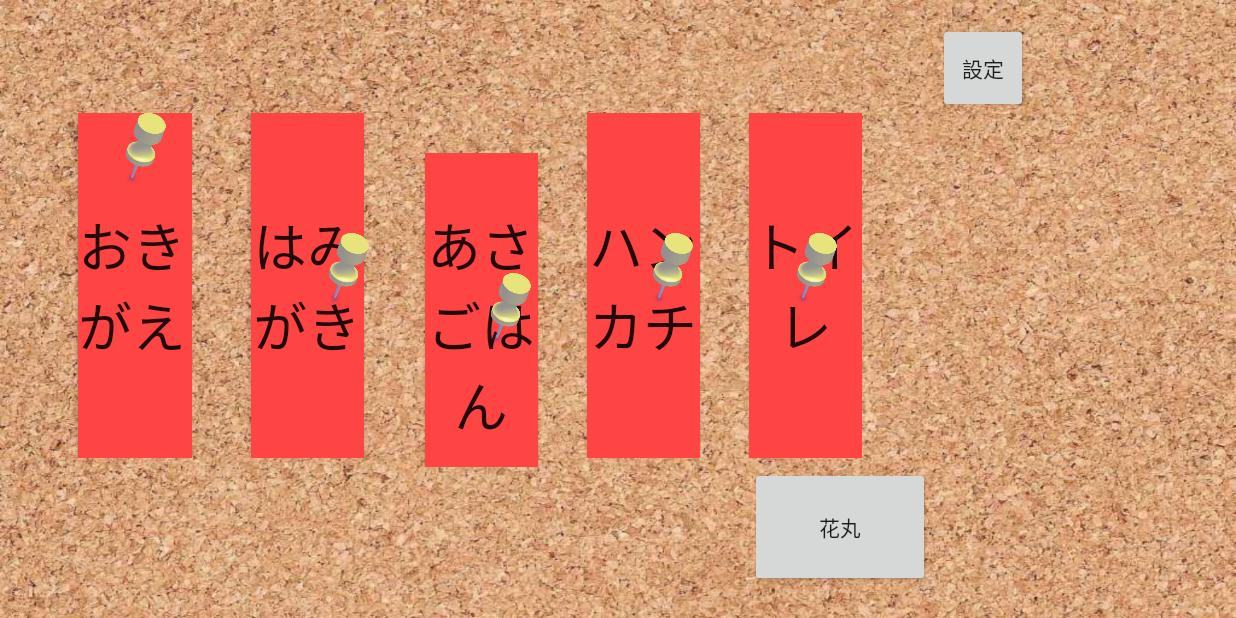
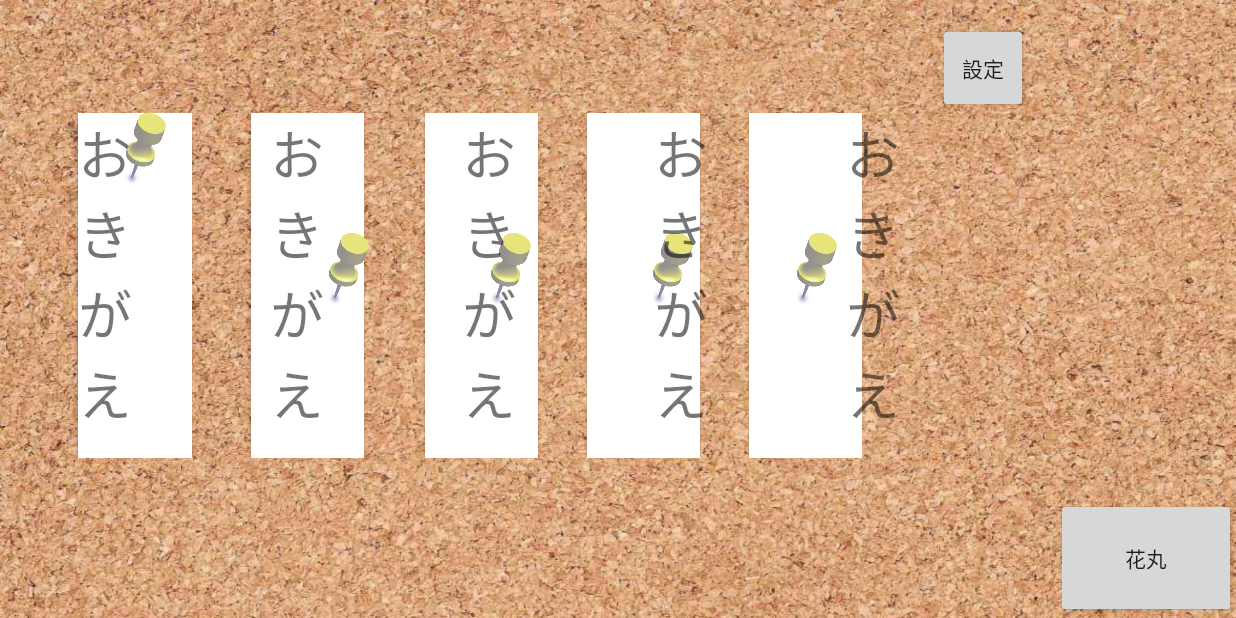
Before and after one commit to DaddyPool/DaddyBoard, an Android app: the screen it shows after launch (MainActivity), on a phone screen of 824 x 412 dp (held sideways). Run offline under Robolectric (Android 15) with nearby library versions, the phone set to English and light mode, and no system bars.

Commit message:
レイアウト関係

```diff
--- a/app/src/main/res/layout/activity_main.xml
+++ b/app/src/main/res/layout/activity_main.xml
@@ -10,6 +10,7 @@
 
 
     <LinearLayout
+        android:id="@+id/linearLayout3"
         android:layout_width="match_parent"
         android:layout_height="match_parent"
         android:orientation="vertical">
@@ -62,6 +63,10 @@
                     app:srcCompat="@drawable/hanamaru01"
                     tools:visibility="visible" />
 
+                <FrameLayout
+                    android:layout_width="666dp"
+                    android:layout_height="236dp">
+
                     <LinearLayout
                         android:layout_width="666dp"
                         android:layout_height="236dp"
@@ -77,10 +82,9 @@
                                 android:layout_width="76dp"
                                 android:layout_height="230dp"
                                 android:layout_marginStart="52dp"
-                            android:background="#ffff4444"
+                                android:background="#ffffffff"
                                 android:inputType="textMultiLine"
                                 android:onClick="onButtonClick"
-                            android:text="おきがえ"
                                 android:textAlignment="viewStart"
                                 android:textSize="36sp" />
 
@@ -88,8 +92,8 @@
                                 android:id="@+id/imageView"
                                 android:layout_width="56dp"
                                 android:layout_height="67dp"
+                                android:layout_marginStart="60dp"
                                 android:layout_weight="1"
-                            android:layout_marginStart="60dp"
                                 android:translationZ="2dp"
                                 app:srcCompat="@drawable/pinb13" />
 
@@ -116,9 +120,9 @@
                                 android:layout_width="75dp"
                                 android:layout_height="230dp"
                                 android:layout_marginStart="32dp"
-                            android:background="#ffff4444"
+                                android:background="#ffffffff"
                                 android:onClick="onButtonClick"
-                            android:text="はみがき"
+                                android:text=""
                                 android:textSize="36sp" />
 
                             <ImageView
@@ -153,9 +157,9 @@
                                 android:layout_width="75dp"
                                 android:layout_height="230dp"
                                 android:layout_marginStart="32dp"
-                            android:background="#ffff4444"
+                                android:background="#ffffffff"
                                 android:onClick="onButtonClick"
-                            android:text="あさごはん"
+                                android:text=""
                                 android:textSize="36sp" />
 
                             <ImageView
@@ -190,9 +194,9 @@
                                 android:layout_width="75dp"
                                 android:layout_height="230dp"
                                 android:layout_marginStart="32dp"
-                            android:background="#ffff4444"
+                                android:background="#ffffffff"
                                 android:onClick="onButtonClick"
-                            android:text="ハンカチ"
+                                android:text=""
                                 android:textSize="36sp" />
 
                             <ImageView
@@ -227,9 +231,9 @@
                                 android:layout_width="75dp"
                                 android:layout_height="230dp"
                                 android:layout_marginStart="32dp"
-                            android:background="#ffff4444"
+                                android:background="#ffffffff"
                                 android:onClick="onButtonClick"
-                            android:text="トイレ"
+                                android:text=""
                                 android:textSize="36sp" />
 
                             <ImageView
@@ -256,28 +260,83 @@
                         </RelativeLayout>
 
                     </LinearLayout>
+
+                    <LinearLayout
+                        android:layout_width="match_parent"
+                        android:layout_height="match_parent"
+                        android:orientation="horizontal">
+
+                        <TextView
+                            android:id="@+id/textView6"
+                            android:layout_width="76dp"
+                            android:layout_height="230dp"
+                            android:layout_centerHorizontal="true"
+                            android:layout_centerVertical="true"
+                            android:layout_marginStart="52dp"
+                            android:text="お\nき\nが\nえ"
+                            android:textSize="36sp"
+                            android:translationZ="3dp" />
+
+                        <TextView
+                            android:id="@+id/textView7"
+                            android:layout_width="76dp"
+                            android:layout_height="230dp"
+                            android:layout_centerHorizontal="true"
+                            android:layout_centerVertical="true"
+                            android:layout_marginStart="52dp"
+                            android:text="お\nき\nが\nえ"
+                            android:textSize="36sp"
+                            android:translationZ="3dp" />
+
+                        <TextView
+                            android:id="@+id/textView8"
+                            android:layout_width="76dp"
+                            android:layout_height="230dp"
+                            android:layout_centerHorizontal="true"
+                            android:layout_centerVertical="true"
+                            android:layout_marginStart="52dp"
+                            android:text="お\nき\nが\nえ"
+                            android:textSize="36sp"
+                            android:translationZ="3dp" />
+
+                        <TextView
+                            android:id="@+id/textView9"
+                            android:layout_width="76dp"
+                            android:layout_height="230dp"
+                            android:layout_centerHorizontal="true"
+                            android:layout_centerVertical="true"
+                            android:layout_marginStart="52dp"
+                            android:text="お\nき\nが\nえ"
+                            android:textSize="36sp"
+                            android:translationZ="3dp" />
+
+                        <TextView
+                            android:id="@+id/textView10"
+                            android:layout_width="76dp"
+                            android:layout_height="230dp"
+                            android:layout_centerHorizontal="true"
+                            android:layout_centerVertical="true"
+                            android:layout_marginStart="52dp"
+                            android:text="お\nき\nが\nえ"
+                            android:textSize="36sp"
+                            android:translationZ="3dp" />
+                    </LinearLayout>
+
+                </FrameLayout>
+
             </RelativeLayout>
 
         </RelativeLayout>
 
-        <LinearLayout
-            android:layout_width="wrap_content"
-            android:layout_height="wrap_content"
-            android:orientation="horizontal">
-
-            <Space
-                android:layout_width="500dp"
-                android:layout_height="wrap_content"
-                android:layout_weight="1" />
+    </LinearLayout>
 
     <Button
         android:id="@+id/button6"
         android:layout_width="120dp"
         android:layout_height="80dp"
         android:onClick="onButtonClick"
-                android:text="花丸" />
-        </LinearLayout>
-
-    </LinearLayout>
+        android:text="花丸"
+        app:layout_constraintBottom_toBottomOf="@+id/linearLayout3"
+        app:layout_constraintEnd_toEndOf="parent" />
 
 </androidx.constraintlayout.widget.ConstraintLayout>
```
Lines whose indentation alone changed are shown as unchanged.
